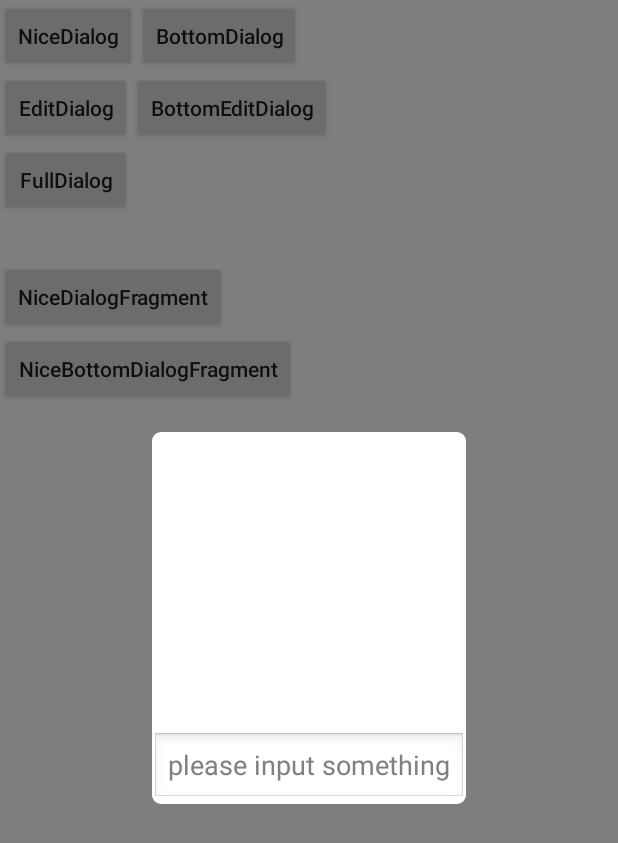
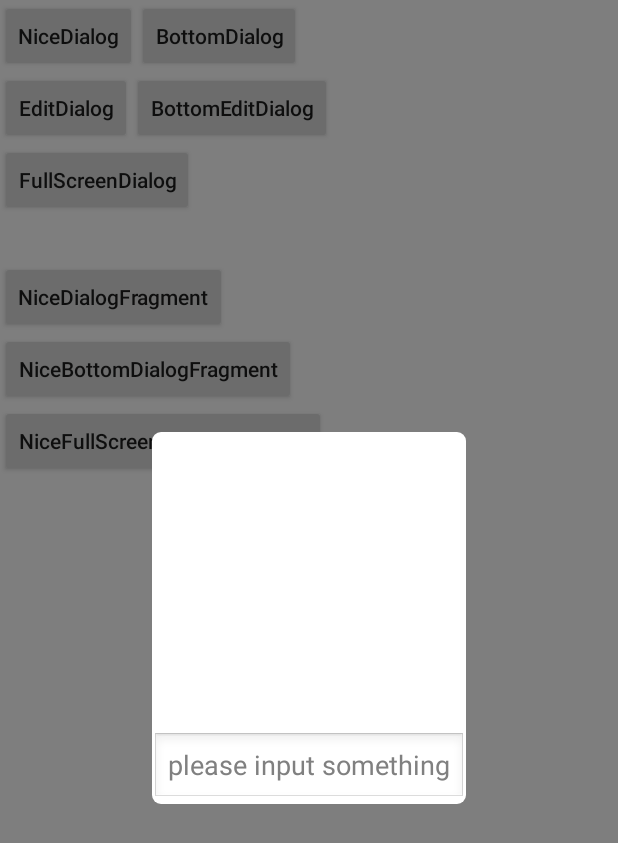
Before and after one commit to simplepeng/NiceDialog, an Android app: the screen it shows after launch (MainActivity), after a tap on "EditDialog", on a phone screen of 412 x 824 dp. Shown: the top 843 px of the screen. Run offline under Robolectric (Android 15) with nearby library versions, the phone set to English and light mode, and no system bars.

Commit message:
NiceDialogFragment.kt 更新

```diff
--- a/app/src/main/java/demo/simple/nicedialog/MainActivity.kt
+++ b/app/src/main/java/demo/simple/nicedialog/MainActivity.kt
@@ -2,9 +2,9 @@ package demo.simple.nicedialog
 
 import androidx.appcompat.app.AppCompatActivity
 import android.os.Bundle
-import android.view.View
 import android.view.Window
 import demo.simple.nicedialog.dialog_fragment_impl.BottomDialogFragmentImpl
+import demo.simple.nicedialog.dialog_fragment_impl.FullScreenDialogFragmentImpl
 import demo.simple.nicedialog.dialog_fragment_impl.NiceDialogFragmentImpl
 import demo.simple.nicedialog.dialog_impl.*
 import kotlinx.android.synthetic.main.activity_main.*
@@ -34,7 +34,7 @@ class MainActivity : AppCompatActivity() {
         }
 
         btn_fullDialog.setOnClickListener {
-            FullDialogImpl(this).show()
+            FullScreenDialogImpl(this).show()
         }
 
         //
@@ -44,6 +44,9 @@ class MainActivity : AppCompatActivity() {
         btnNiceBottomDialogFragment.setOnClickListener {
             BottomDialogFragmentImpl().show(supportFragmentManager)
         }
+        btnNiceFullScreenDialogFragment.setOnClickListener {
+            FullScreenDialogFragmentImpl().show(supportFragmentManager)
+        }
     }
 
 }
--- a/app/src/main/java/demo/simple/nicedialog/dialog_fragment_impl/FullDialogFragmentImpl.kt
+++ /dev/null
@@ -1,4 +0,0 @@
-package demo.simple.nicedialog.dialog_fragment_impl
-
-class FullDialogFragmentImpl {
-}
--- a/app/src/main/java/demo/simple/nicedialog/dialog_impl/FullDialogImpl.kt
+++ b/app/src/main/java/demo/simple/nicedialog/dialog_impl/FullScreenDialogImpl.kt
@@ -5,7 +5,7 @@ import android.os.Bundle
 import demo.simple.nicedialog.R
 import me.simple.nicedialog.NiceFullScreenDialog
 
-class FullDialogImpl(context: Context) : NiceFullScreenDialog(context) {
+class FullScreenDialogImpl(context: Context) : NiceFullScreenDialog(context) {
 
     override fun onCreate(savedInstanceState: Bundle?) {
         super.onCreate(savedInstanceState)
--- a/app/src/main/res/layout/activity_main.xml
+++ b/app/src/main/res/layout/activity_main.xml
@@ -42,7 +42,7 @@
         android:id="@+id/btn_fullDialog"
         android:layout_width="wrap_content"
         android:layout_height="wrap_content"
-        android:text="FullDialog"
+        android:text="FullScreenDialog"
         app:layout_constraintStart_toStartOf="parent"
         app:layout_constraintTop_toBottomOf="@+id/btn_bottomEditDialog" />
 
@@ -62,4 +62,12 @@
         android:text="NiceBottomDialogFragment"
         app:layout_constraintStart_toStartOf="parent"
         app:layout_constraintTop_toBottomOf="@+id/btnNiceDialogFragment" />
+
+    <Button
+        android:id="@+id/btnNiceFullScreenDialogFragment"
+        android:layout_width="wrap_content"
+        android:layout_height="wrap_content"
+        android:text="NiceFullScreenDialogFragment"
+        app:layout_constraintStart_toStartOf="parent"
+        app:layout_constraintTop_toBottomOf="@+id/btnNiceBottomDialogFragment" />
 </androidx.constraintlayout.widget.ConstraintLayout>
--- a/nice_dialog/src/main/java/me/simple/nicedialog/INiceDialog.kt
+++ b/nice_dialog/src/main/java/me/simple/nicedialog/INiceDialog.kt
@@ -18,22 +18,4 @@ interface INiceDialog {
 
     fun autoShowSoftInput() = false
 
-    fun initWindowSetting(window: Window?) {
-        if (window == null) return
-
-        if (autoShowSoftInput()) {
-            window.setSoftInputMode(WindowManager.LayoutParams.SOFT_INPUT_STATE_ALWAYS_VISIBLE)
-        }
-
-        val params = window.attributes
-
-        params.width = setWidth()
-        params.height = setHeight()
-        params.dimAmount = setDimAmount()
-        params.gravity = setGravity()
-
-        window.setWindowAnimations(setAnimRes())
-
-        window.attributes = params
-    }
 }
--- a/nice_dialog/src/main/java/me/simple/nicedialog/NiceDialog.kt
+++ b/nice_dialog/src/main/java/me/simple/nicedialog/NiceDialog.kt
@@ -3,6 +3,7 @@ package me.simple.nicedialog
 import android.app.Dialog
 import android.content.Context
 import android.util.Log
+import android.view.Window
 import android.view.WindowManager
 
 abstract class NiceDialog : Dialog, INiceDialog {
@@ -16,4 +17,22 @@ abstract class NiceDialog : Dialog, INiceDialog {
         super.onStart()
     }
 
+    private fun initWindowSetting(window: Window?) {
+        if (window == null) return
+
+        if (autoShowSoftInput()) {
+            window.setSoftInputMode(WindowManager.LayoutParams.SOFT_INPUT_STATE_ALWAYS_VISIBLE)
+        }
+
+        val params = window.attributes
+
+        params.width = setWidth()
+        params.height = setHeight()
+        params.dimAmount = setDimAmount()
+        params.gravity = setGravity()
+
+        window.setWindowAnimations(setAnimRes())
+
+        window.attributes = params
+    }
 }
```
Also changed, not shown: app/src/main/java/demo/simple/nicedialog/dialog_fragment_impl/FullScreenDialogFragmentImpl.kt (added, +19 -0 lines), nice_dialog/src/main/java/me/simple/nicedialog/NiceDialogFragment.kt (+13 -4 lines), nice_dialog/src/main/java/me/simple/nicedialog/NiceFullScreenDialogFragment.kt (added, +24 -0 lines).
